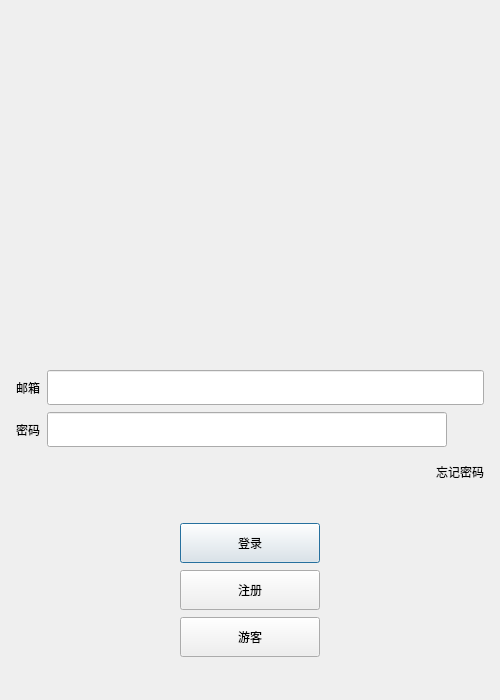
KBchulan/HungerYet, file client/logindialog.ui: the form before one commit.
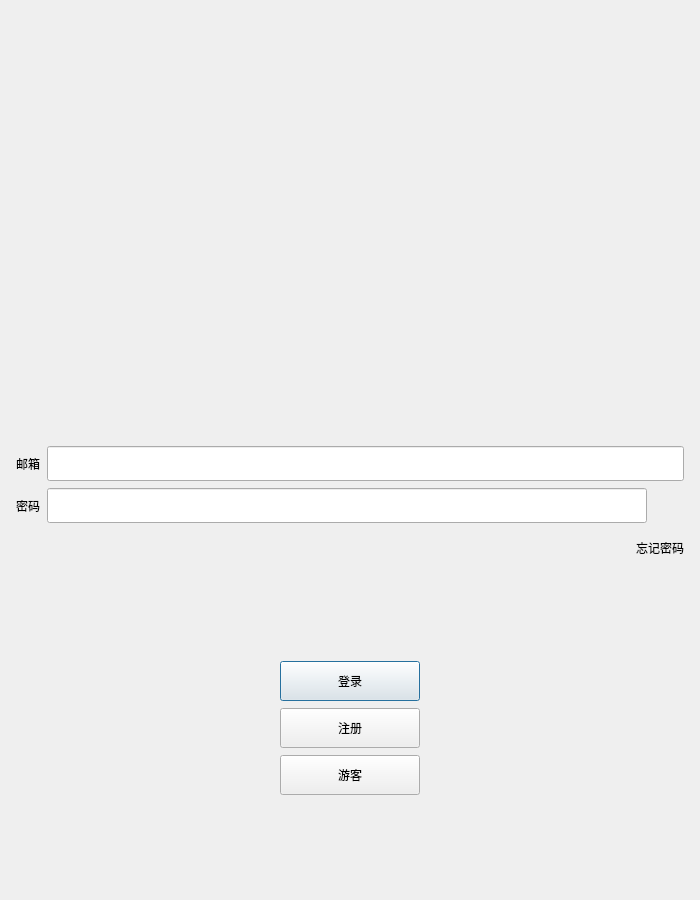
The form after the commit. Custom widgets are drawn as their Qt base class.

The edit to the form file:
```diff
--- a/client/logindialog.ui
+++ b/client/logindialog.ui
@@ -6,20 +6,20 @@
    <rect>
     <x>0</x>
     <y>0</y>
-    <width>500</width>
-    <height>700</height>
+    <width>700</width>
+    <height>900</height>
    </rect>
   </property>
   <property name="minimumSize">
    <size>
-    <width>500</width>
-    <height>700</height>
+    <width>700</width>
+    <height>900</height>
    </size>
   </property>
   <property name="maximumSize">
    <size>
-    <width>500</width>
-    <height>700</height>
+    <width>700</width>
+    <height>900</height>
    </size>
   </property>
   <property name="windowTitle">
```
